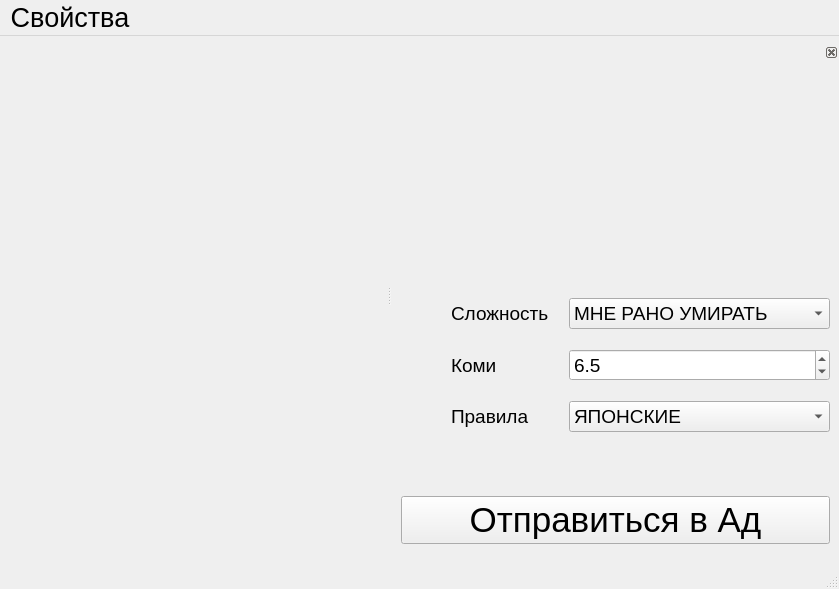
First picture: the form in ui/main.ui, repository d-code000/BinGo, before the edit.
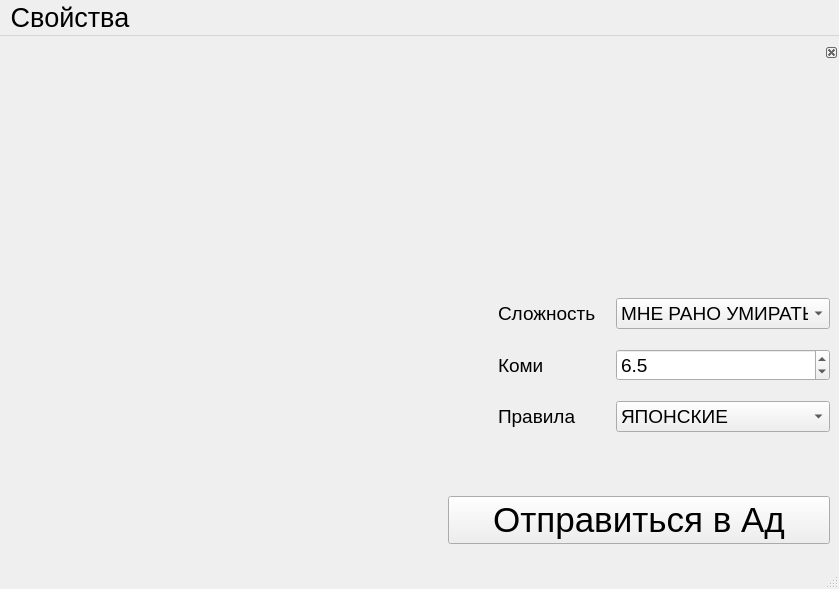
Second picture: the form after the edit.

```diff
--- a/ui/main.ui
+++ b/ui/main.ui
@@ -40,6 +40,18 @@
   </widget>
   <widget class="QStatusBar" name="statusbar"/>
   <widget class="QDockWidget" name="dockWidget">
+   <property name="minimumSize">
+    <size>
+     <width>400</width>
+     <height>492</height>
+    </size>
+   </property>
+   <property name="maximumSize">
+    <size>
+     <width>400</width>
+     <height>524287</height>
+    </size>
+   </property>
    <property name="features">
     <set>QDockWidget::DockWidgetFeature::DockWidgetClosable|QDockWidget::DockWidgetFeature::DockWidgetMovable</set>
    </property>
```
